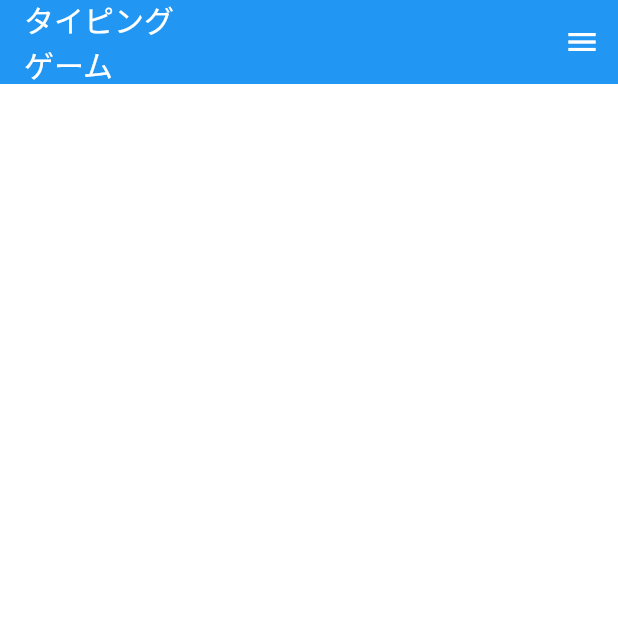
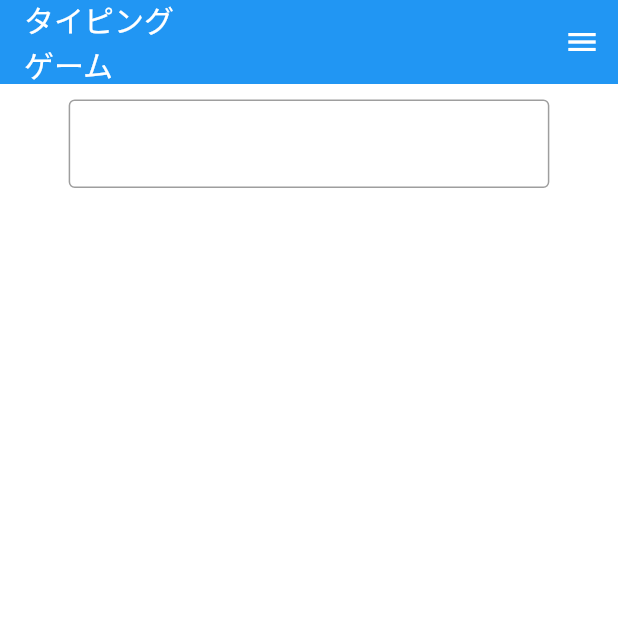
Before and after one commit to t-akkun/typing, a Flutter app: the TypingPage screen opened directly, on a phone screen of 412 x 824 dp, the top half of it. Run offline on Flutter 3.47's test engine with Material 2 defaults, Android fonts, the phone set to English and light mode, and no system bars; our stand-ins replace flutter_bloc, flutter_screenutil.

Commit message:
add: テキストフォームウィジェットの追加

```diff
--- a/lib/constants.dart
+++ b/lib/constants.dart
@@ -18,6 +18,7 @@ class AppTextStyle {
 
 class AppPadding {
   static final menuIcon = EdgeInsets.all(3.h);
+  static final typingForm = EdgeInsets.fromLTRB(50.w, 10.h, 50.w, 10.h);
 }
 
 class AppDesign {
--- a/lib/presentation/pages/typing_page.dart
+++ b/lib/presentation/pages/typing_page.dart
@@ -1,13 +1,21 @@
 import 'package:flutter/material.dart';
 import 'package:flutter/services.dart';
 import 'package:typing/presentation/widgets/app_bar_widget.dart';
+import 'package:typing/presentation/widgets/text_form_widget.dart';
 
-class TypingPage extends StatelessWidget {
+class TypingPage extends StatefulWidget {
   static Route<dynamic> route() {
     return MaterialPageRoute<dynamic>(
       builder: (_) => TypingPage(),
     );
   }
+
+  @override
+  State<StatefulWidget> createState() => TypingPageState();
+}
+
+class TypingPageState extends State<TypingPage> {
+  final TextEditingController _typingFormController = TextEditingController();
 
   @override
   Widget build(BuildContext context) {
@@ -26,7 +34,7 @@ class TypingPage extends StatelessWidget {
           onWillPop: () async {
             return false;
           },
-          child: Container(),
+          child: TypingFormWidget(controller: _typingFormController),
         ),
       ),
     );
--- /dev/null
+++ b/lib/presentation/widgets/text_form_widget.dart
@@ -0,0 +1,30 @@
+import 'package:flutter/material.dart';
+
+import '../../constants.dart';
+
+class TypingFormWidget extends StatelessWidget {
+  final TextEditingController controller;
+  TypingFormWidget({
+    required this.controller,
+  });
+  @override
+  Widget build(BuildContext context) {
+    return Padding(
+      padding: AppPadding.typingForm,
+      child: TextFormField(
+        controller: controller,
+        decoration: InputDecoration(
+          border: OutlineInputBorder(),
+        ),
+        autovalidateMode: AutovalidateMode.always,
+        textAlign: TextAlign.center,
+        keyboardType: TextInputType.text,
+        validator: (value) {
+          controller.selection = TextSelection.fromPosition(
+              TextPosition(offset: controller.text.length));
+          return null;
+        },
+      ),
+    );
+  }
+}
--- a/pubspec.yaml
+++ b/pubspec.yaml
@@ -1,9 +1,9 @@
 name: typing
 description: Typing Game
-version: 1.0.0+1
+version: 0.1.0+1
 
 environment:
-  sdk: ">=2.7.0 <3.0.0"
+  sdk: ">=2.12.0 <3.0.0"
 
 dependencies:
   flutter:
```
Also changed, not shown: 2 other files.
